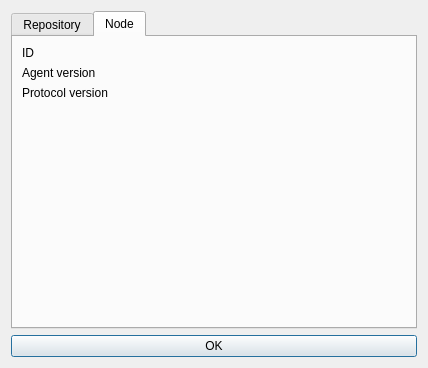
Qt form galacteek/ui/ipfsinfos.ui (pinnaculum/galacteek) before a commit.
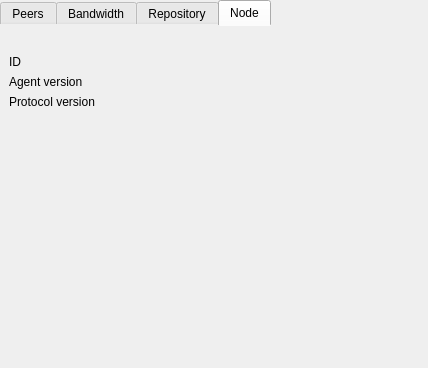
The same form after that commit. The open tabs and pages were chosen to show the change.

Commit message:
Implement live bandwidth/peers graphs
* deps: PyQtGraph

* Enable preview of HTML files in the editor

* Add a pyramid transfer button in the editor

* Upgrade pip before installing wheels

Patch:
```diff
--- a/galacteek/ui/ipfsinfos.ui
+++ b/galacteek/ui/ipfsinfos.ui
@@ -13,14 +13,61 @@
   <property name="windowTitle">
    <string>Dialog</string>
   </property>
+  <property name="styleSheet">
+   <string notr="true"/>
+  </property>
   <layout class="QVBoxLayout" name="verticalLayout_2">
+   <property name="spacing">
+    <number>0</number>
+   </property>
+   <property name="leftMargin">
+    <number>0</number>
+   </property>
+   <property name="topMargin">
+    <number>0</number>
+   </property>
+   <property name="rightMargin">
+    <number>0</number>
+   </property>
+   <property name="bottomMargin">
+    <number>0</number>
+   </property>
    <item>
     <layout class="QVBoxLayout" name="verticalLayout">
+     <property name="spacing">
+      <number>0</number>
+     </property>
      <item>
       <widget class="QTabWidget" name="tabWidget">
+       <property name="styleSheet">
+        <string notr="true">QTabWidget::pane {
+    border:0;
+}
+</string>
+       </property>
        <property name="currentIndex">
         <number>0</number>
        </property>
+       <widget class="QWidget" name="tab_4">
+        <attribute name="title">
+         <string>Peers</string>
+        </attribute>
+        <layout class="QVBoxLayout" name="verticalLayout_6">
+         <item>
+          <layout class="QVBoxLayout" name="peersStatsLayout"/>
+         </item>
+        </layout>
+       </widget>
+       <widget class="QWidget" name="tab_3">
+        <attribute name="title">
+         <string>Bandwidth</string>
+        </attribute>
+        <layout class="QVBoxLayout" name="verticalLayout_5">
+         <item>
+          <layout class="QVBoxLayout" name="bwRateStatsLayout"/>
+         </item>
+        </layout>
+       </widget>
        <widget class="QWidget" name="tab">
         <attribute name="title">
          <string>Repository</string>
@@ -109,6 +156,22 @@
          <string>Node</string>
         </attribute>
         <layout class="QVBoxLayout" name="verticalLayout_3">
+         <item>
+          <spacer name="verticalSpacer_4">
+           <property name="orientation">
+            <enum>Qt::Vertical</enum>
+           </property>
+           <property name="sizeType">
+            <enum>QSizePolicy::Maximum</enum>
+           </property>
+           <property name="sizeHint" stdset="0">
+            <size>
+             <width>20</width>
+             <height>20</height>
+            </size>
+           </property>
+          </spacer>
+         </item>
          <item>
           <layout class="QGridLayout" name="gridLayout_3">
            <item row="1" column="0">
@@ -125,26 +188,6 @@
              </property>
             </widget>
            </item>
-           <item row="1" column="1">
-            <widget class="QLabel" name="agentVersion">
-             <property name="text">
-              <string/>
-             </property>
-            </widget>
-           </item>
-           <item row="3" column="0">
-            <spacer name="verticalSpacer_2">
-             <property name="orientation">
-              <enum>Qt::Vertical</enum>
-             </property>
-             <property name="sizeHint" stdset="0">
-              <size>
-               <width>20</width>
-               <height>40</height>
-              </size>
-             </property>
-            </spacer>
-           </item>
            <item row="0" column="1">
             <widget class="QLabel" name="nodeId">
              <property name="text">
@@ -171,19 +214,25 @@
            </item>
           </layout>
          </item>
+         <item>
+          <spacer name="verticalSpacer_2">
+           <property name="orientation">
+            <enum>Qt::Vertical</enum>
+           </property>
+           <property name="sizeHint" stdset="0">
+            <size>
+             <width>20</width>
+             <height>40</height>
+            </size>
+           </property>
+          </spacer>
+         </item>
         </layout>
        </widget>
       </widget>
      </item>
     </layout>
    </item>
-   <item>
-    <widget class="QPushButton" name="okButton">
-     <property name="text">
-      <string>OK</string>
-     </property>
-    </widget>
-   </item>
   </layout>
  </widget>
  <resources/>
```
Left out of the diff: 55 changed lines with no effect on the pictures. The commit also changes 16 other files.
